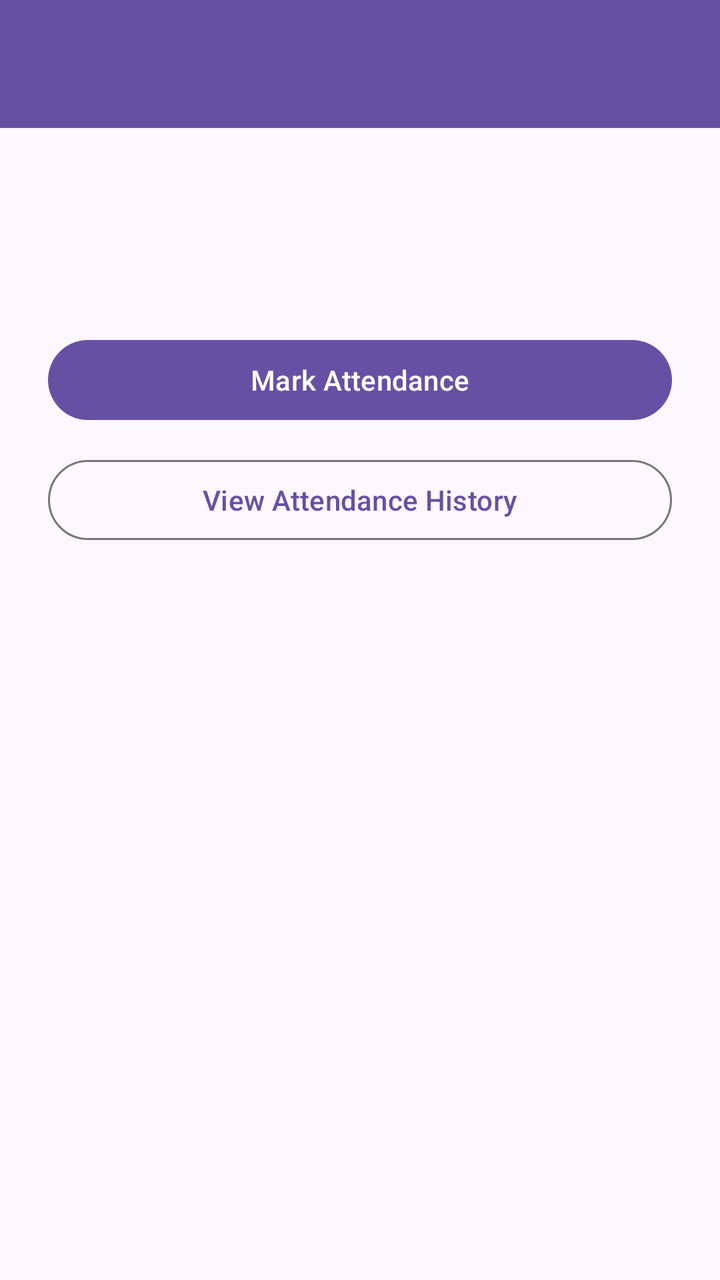
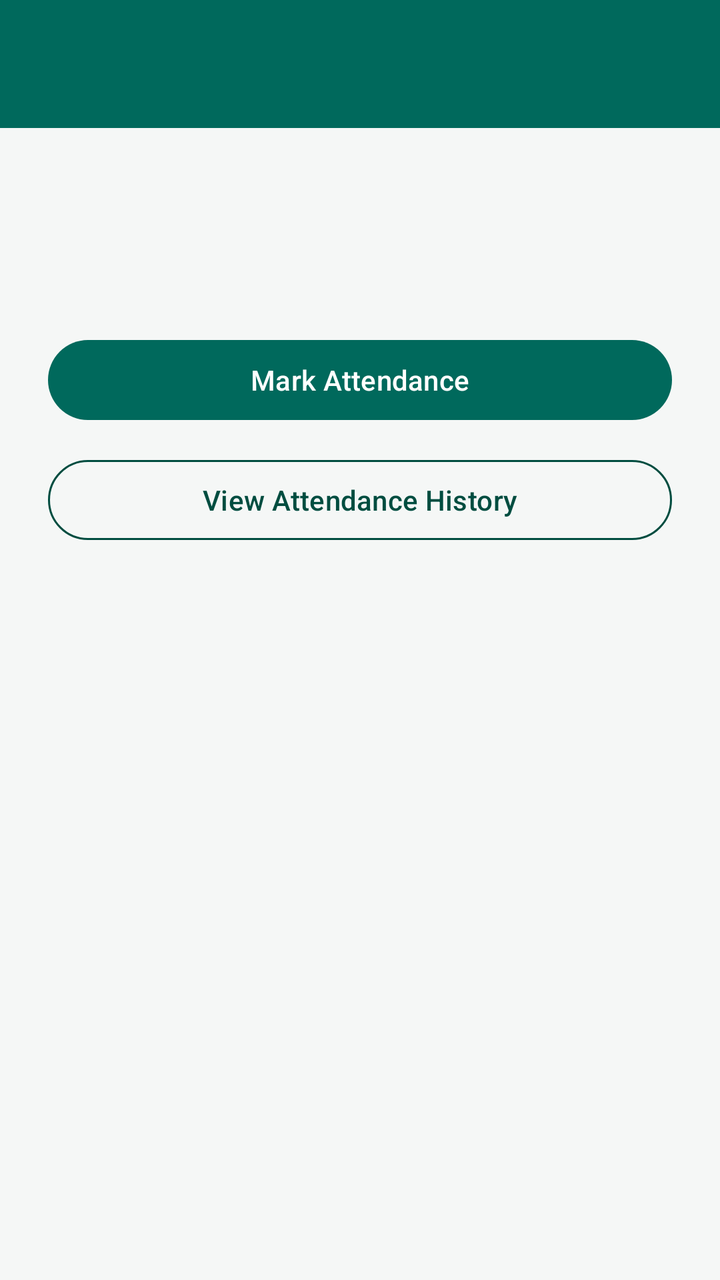

Two renders of the same Android screen: before a commit and after it. Below are the layout's source before the change and the commit's diff.
<!-- AndroidManifest.xml: application theme Theme.MyApplication -->
<!-- res/layout/activity_staff_dashboard.xml -->
<?xml version="1.0" encoding="utf-8"?>
<LinearLayout xmlns:android="http://schemas.android.com/apk/res/android"
    android:layout_width="match_parent"
    android:layout_height="match_parent"
    android:orientation="vertical">

    <com.google.android.material.appbar.MaterialToolbar
        android:id="@+id/toolbar"
        android:layout_width="match_parent"
        android:layout_height="?attr/actionBarSize"
        android:background="?attr/colorPrimary"
        android:title="My Attendance"
        android:titleTextColor="@color/white" />

    <LinearLayout
        android:layout_width="match_parent"
        android:layout_height="wrap_content"
        android:orientation="vertical"
        android:padding="24dp">

        <TextView
            android:id="@+id/welcomeText"
            android:layout_width="wrap_content"
            android:layout_height="wrap_content"
            android:textSize="20sp"
            android:textStyle="bold" />

        <TextView
            android:id="@+id/enrollmentStatusText"
            android:layout_width="wrap_content"
            android:layout_height="wrap_content"
            android:layout_marginTop="8dp"
            android:textSize="14sp" />

        <com.google.android.material.button.MaterialButton
            android:id="@+id/markAttendanceButton"
            android:layout_width="match_parent"
            android:layout_height="wrap_content"
            android:layout_marginTop="24dp"
            android:text="Mark Attendance" />

        <com.google.android.material.button.MaterialButton
            android:id="@+id/viewHistoryButton"
            style="?attr/materialButtonOutlinedStyle"
            android:layout_width="match_parent"
            android:layout_height="wrap_content"
            android:layout_marginTop="12dp"
            android:text="View Attendance History" />
    </LinearLayout>

</LinearLayout>
<!-- resources referenced by this layout -->
<resources>
  <color name="white">#FFFFFFFF</color>
  <style name="Theme.MyApplication" parent="Base.Theme.MyApplication" />
  <style name="Base.Theme.MyApplication" parent="Theme.Material3.DayNight.NoActionBar">
          
          
      </style>
</resources>

<!-- the commit's change to res/layout/activity_staff_dashboard.xml (unified diff, before → after) -->
@@ -1,7 +1,9 @@
 <?xml version="1.0" encoding="utf-8"?>
 <LinearLayout xmlns:android="http://schemas.android.com/apk/res/android"
+    xmlns:app="http://schemas.android.com/apk/res-auto"
     android:layout_width="match_parent"
     android:layout_height="match_parent"
+    android:background="@color/screen_background"
     android:orientation="vertical">
 
     <com.google.android.material.appbar.MaterialToolbar
@@ -10,7 +12,8 @@
         android:layout_height="?attr/actionBarSize"
         android:background="?attr/colorPrimary"
         android:title="My Attendance"
-        android:titleTextColor="@color/white" />
+        app:titleTextColor="@color/white"
+        app:actionMenuTextColor="@color/white" />
 
     <LinearLayout
         android:layout_width="match_parent"
@@ -23,14 +26,16 @@
             android:layout_width="wrap_content"
             android:layout_height="wrap_content"
             android:textSize="20sp"
-            android:textStyle="bold" />
+            android:textStyle="bold"
+            android:textColor="@color/text_primary" />
 
         <TextView
             android:id="@+id/enrollmentStatusText"
             android:layout_width="wrap_content"
             android:layout_height="wrap_content"
             android:layout_marginTop="8dp"
-            android:textSize="14sp" />
+            android:textSize="14sp"
+            android:textColor="@color/text_secondary" />
 
         <com.google.android.material.button.MaterialButton
             android:id="@+id/markAttendanceButton"
@@ -45,7 +50,9 @@
             android:layout_width="match_parent"
             android:layout_height="wrap_content"
             android:layout_marginTop="12dp"
-            android:text="View Attendance History" />
+            android:text="View Attendance History"
+            android:textColor="@color/brand_primary_dark"
+            app:strokeColor="@color/brand_primary_dark" />
     </LinearLayout>
 
 </LinearLayout>
<!-- resource entries referenced after the edit -->
@@ -1,10 +1,25 @@
 <!-- resources referenced by this layout -->
 <resources>
+  <color name="brand_primary_dark">#004D40</color>
+  <color name="screen_background">#F5F7F6</color>
+  <color name="text_primary">#212121</color>
+  <color name="text_secondary">#6B6B6B</color>
   <color name="white">#FFFFFFFF</color>
   <style name="Theme.MyApplication" parent="Base.Theme.MyApplication" />
   <style name="Base.Theme.MyApplication" parent="Theme.Material3.DayNight.NoActionBar">
-          
-          
+          <item name="colorPrimary">@color/brand_primary</item>
+          <item name="colorOnPrimary">@color/brand_on_primary</item>
+          <item name="colorPrimaryContainer">@color/brand_primary_light</item>
+          <item name="colorOnPrimaryContainer">@color/brand_primary_dark</item>
+          <item name="colorSecondary">@color/brand_secondary</item>
+          <item name="colorOnSecondary">@color/black</item>
+          <item name="android:statusBarColor">@color/brand_primary_dark</item>
+          <item name="android:windowBackground">@color/screen_background</item>
       </style>
+  <color name="brand_primary">#00695C</color>
+  <color name="brand_on_primary">@color/white</color>
+  <color name="brand_primary_light">#E0F2F1</color>
+  <color name="brand_secondary">#FFB300</color>
+  <color name="black">#FF000000</color>
 </resources>
 
